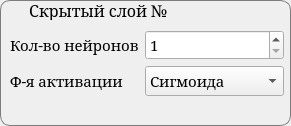
The window that ui/hiddenlayerconfig.ui (EvilCommunist/Neuro-Simulator) describes before a commit, drawn with Qt 5.
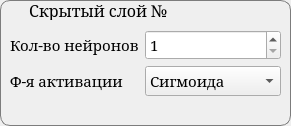
The same window after the commit.

What changed in the file:
```diff
--- a/ui/hiddenlayerconfig.ui
+++ b/ui/hiddenlayerconfig.ui
@@ -59,7 +59,7 @@
     <rect>
      <x>10</x>
      <y>30</y>
-     <width>274</width>
+     <width>271</width>
      <height>81</height>
     </rect>
    </property>
```
